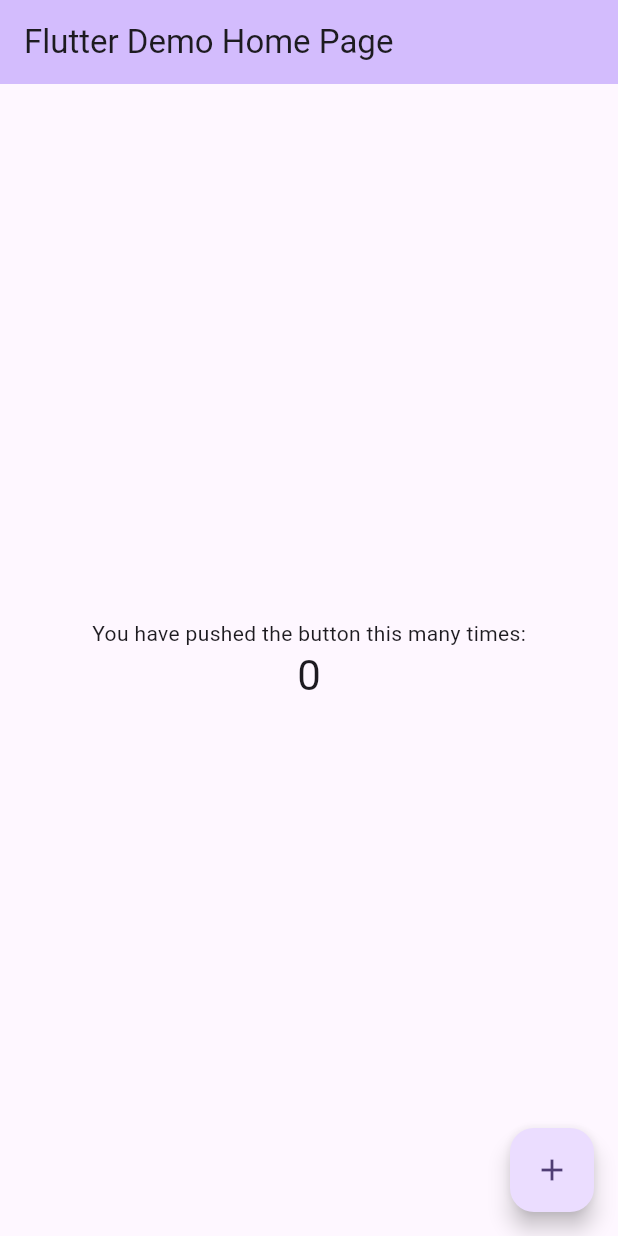
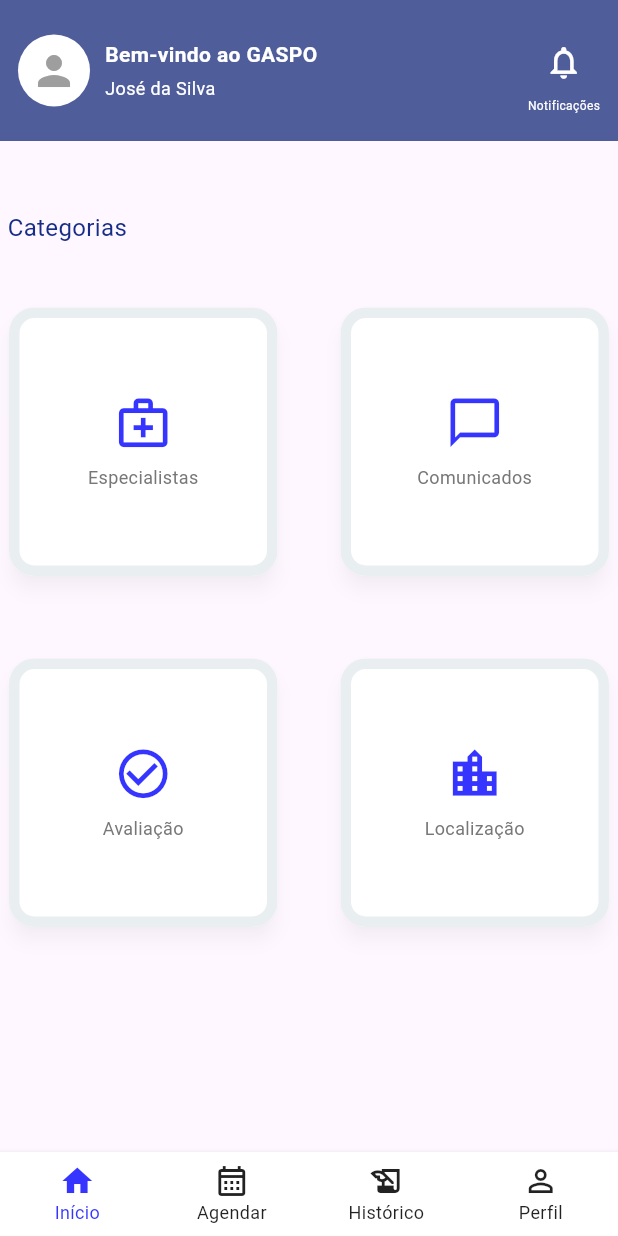
Before and after one commit to deyvsonrodrigues-tech/gaspo-front, a Flutter app: the screen it shows after launch, on a phone screen of 412 x 824 dp. Run offline on Flutter 3.47's test engine with Material 3 defaults, Android fonts, the phone set to English and light mode, and no system bars.

Commit message:
Feat: Refactor main app structure and implement DashboardScreen

```diff
--- /dev/null
+++ b/lib/dashboard.dart
@@ -0,0 +1,312 @@
+
+import 'package:flutter/material.dart';
+
+void main() {
+  runApp(const GaspoApp());
+}
+
+const Color corPrincipal = Color(0xFF505D9B);
+const Color corFundo = Color(0xFFF8F7FC);
+const Color corIcone = Color(0xFF3535FF);
+
+class GaspoApp extends StatelessWidget {
+  const GaspoApp({super.key});
+
+  @override
+  Widget build(BuildContext context) {
+    return MaterialApp(
+      debugShowCheckedModeBanner: false,
+      title: 'GASPO',
+      theme: ThemeData(
+        useMaterial3: true,
+        scaffoldBackgroundColor: corFundo,
+        fontFamily: 'Roboto',
+      ),
+      home: const DashboardScreen(),
+    );
+  }
+}
+
+class DashboardScreen extends StatefulWidget {
+  const DashboardScreen({super.key});
+
+  @override
+  State<DashboardScreen> createState() => _DashboardScreenState();
+}
+
+class _DashboardScreenState extends State<DashboardScreen> {
+  int _currentIndex = 0;
+
+  final List<Widget> _telas = const [
+    HomeView(),
+    Center(child: Text('Tela de Agendamentos')),
+    Center(child: Text('Tela de Histórico')),
+    Center(child: Text('Perfil do Cidadão')),
+  ];
+
+  @override
+  Widget build(BuildContext context) {
+    return Scaffold(
+      appBar: PreferredSize(
+        preferredSize: const Size.fromHeight(94),
+        child: Container(
+          color: corPrincipal,
+          child: SafeArea(
+            bottom: false,
+            child: Padding(
+              padding: const EdgeInsets.symmetric(
+                horizontal: 12,
+                vertical: 5,
+              ),
+              child: Row(
+                children: [
+                  const CircleAvatar(
+                    radius: 24,
+                    backgroundColor: Colors.white,
+                    child: Icon(
+                      Icons.person,
+                      size: 32,
+                      color: Colors.grey,
+                    ),
+                  ),
+                  const SizedBox(width: 10),
+
+                  const Expanded(
+                    child: Column(
+                      mainAxisAlignment: MainAxisAlignment.center,
+                      crossAxisAlignment: CrossAxisAlignment.start,
+                      children: [
+                        Text(
+                          'Bem-vindo ao GASPO',
+                          style: TextStyle(
+                            color: Colors.white,
+                            fontSize: 14,
+                            fontWeight: FontWeight.bold,
+                          ),
+                        ),
+                        SizedBox(height: 4),
+                        Text(
+                          'José da Silva',
+                          style: TextStyle(
+                            color: Colors.white,
+                            fontSize: 12,
+                          ),
+                        ),
+                      ],
+                    ),
+                  ),
+
+                  Column(
+                    mainAxisAlignment: MainAxisAlignment.center,
+                    children: [
+                      IconButton(
+                        onPressed: () {
+                          ScaffoldMessenger.of(context).showSnackBar(
+                            const SnackBar(
+                              content: Text('Notificações'),
+                            ),
+                          );
+                        },
+                        icon: const Icon(
+                          Icons.notifications_none,
+                          color: Colors.white,
+                          size: 26,
+                        ),
+                      ),
+                      const Text(
+                        'Notificações',
+                        style: TextStyle(
+                          color: Colors.white,
+                          fontSize: 8,
+                        ),
+                      ),
+                    ],
+                  ),
+                ],
+              ),
+            ),
+          ),
+        ),
+      ),
+
+      body: _telas[_currentIndex],
+
+      bottomNavigationBar: BottomNavigationBar(
+        currentIndex: _currentIndex,
+        onTap: (index) {
+          setState(() {
+            _currentIndex = index;
+          });
+        },
+        type: BottomNavigationBarType.fixed,
+        backgroundColor: Colors.white,
+        selectedItemColor: corIcone,
+        unselectedItemColor: Colors.black87,
+        selectedFontSize: 12,
+        unselectedFontSize: 12,
+        elevation: 3,
+        items: const [
+          BottomNavigationBarItem(
+            icon: Icon(Icons.home_outlined),
+            activeIcon: Icon(Icons.home),
+            label: 'Início',
+          ),
+          BottomNavigationBarItem(
+            icon: Icon(Icons.calendar_month_outlined),
+            label: 'Agendar',
+          ),
+          BottomNavigationBarItem(
+            icon: Icon(Icons.history_edu_outlined),
+            label: 'Histórico',
+          ),
+          BottomNavigationBarItem(
+            icon: Icon(Icons.person_outline),
+            label: 'Perfil',
+          ),
+        ],
+      ),
+    );
+  }
+}
+
+class HomeView extends StatelessWidget {
+  const HomeView({super.key});
+
+  @override
+  Widget build(BuildContext context) {
+    return SafeArea(
+      child: Padding(
+        padding: const EdgeInsets.fromLTRB(5, 46, 5, 12),
+        child: Column(
+          crossAxisAlignment: CrossAxisAlignment.start,
+          children: [
+            const Padding(
+              padding: EdgeInsets.symmetric(horizontal: 0),
+              child: Text(
+                'Categorias',
+                style: TextStyle(
+                  color: Color(0xFF152D87),
+                  fontSize: 16,
+                  fontWeight: FontWeight.w400,
+                ),
+              ),
+            ),
+
+            const SizedBox(height: 42),
+
+
+Expanded(
+  child: LayoutBuilder(
+    builder: (context, constraints) {
+      final larguraTela = MediaQuery.of(context).size.width;
+      final isWeb = larguraTela >= 800;
+
+      final cartoes = [
+        _buildActionCard(
+          icon: Icons.medical_services_outlined,
+          title: 'Especialistas',
+          onTap: () {},
+        ),
+        _buildActionCard(
+          icon: Icons.chat_bubble_outline,
+          title: 'Comunicados',
+          onTap: () {},
+        ),
+        _buildActionCard(
+          icon: Icons.check_circle_outline,
+          title: 'Avaliação',
+          onTap: () {},
+        ),
+        _buildActionCard(
+          icon: Icons.location_city_outlined,
+          title: 'Localização',
+          onTap: () {},
+        ),
+      ];
+
+      if (isWeb) {
+        return Align(
+          alignment: Alignment.topCenter,
+          child: Padding(
+            padding: const EdgeInsets.symmetric(horizontal: 20),
+            child: Row(
+              crossAxisAlignment: CrossAxisAlignment.start,
+              children: cartoes.map((cartao) {
+                return Expanded(
+                  child: Padding(
+                    padding: const EdgeInsets.symmetric(horizontal: 10),
+                    child: SizedBox(
+                      height: 180,
+                      child: cartao,
+                    ),
+                  ),
+                );
+              }).toList(),
+            ),
+          ),
+        );
+      }
+
+      return GridView.count(
+        crossAxisCount: 2,
+        crossAxisSpacing: 42,
+        mainAxisSpacing: 55,
+        childAspectRatio: 1.0,
+        padding: const EdgeInsets.symmetric(horizontal: 1),
+        children: cartoes,
+      );
+    },
+  ),
+),
+          ],
+        ),
+      ),
+    );
+  }
+
+  Widget _buildActionCard({
+    required IconData icon,
+    required String title,
+    required VoidCallback onTap,
+  }) {
+    return Material(
+      color: Colors.white,
+      elevation: 5,
+      shadowColor: const Color(0x33000000),
+      borderRadius: BorderRadius.circular(17),
+      child: InkWell(
+        onTap: onTap,
+        borderRadius: BorderRadius.circular(17),
+        child: Container(
+          decoration: BoxDecoration(
+            border: Border.all(
+              color: const Color(0xFFE9EFF1),
+              width: 7,
+            ),
+            borderRadius: BorderRadius.circular(17),
+          ),
+          child: Column(
+            mainAxisAlignment: MainAxisAlignment.center,
+            children: [
+              Icon(
+                icon,
+                size: 39,
+                color: corIcone,
+              ),
+              const SizedBox(height: 8),
+              Text(
+                title,
+                textAlign: TextAlign.center,
+                style: const TextStyle(
+                  color: Color(0xFF777777),
+                  fontSize: 12,
+                  fontWeight: FontWeight.w400,
+                ),
+              ),
+            ],
+          ),
+        ),
+      ),
+    );
+  }
+}
--- a/lib/main.dart
+++ b/lib/main.dart
@@ -1,122 +1,24 @@
 import 'package:flutter/material.dart';
 
+import 'dashboard.dart';
+
 void main() {
-  runApp(const MyApp());
+  runApp(const GaspoApp());
 }
 
-class MyApp extends StatelessWidget {
-  const MyApp({super.key});
+class GaspoApp extends StatelessWidget {
+  const GaspoApp({super.key});
 
-  // This widget is the root of your application.
   @override
   Widget build(BuildContext context) {
     return MaterialApp(
-      title: 'Flutter Demo',
+      title: 'GASPO',
+      debugShowCheckedModeBanner: false,
       theme: ThemeData(
-        // This is the theme of your application.
-        //
-        // TRY THIS: Try running your application with "flutter run". You'll see
-        // the application has a purple toolbar. Then, without quitting the app,
-        // try changing the seedColor in the colorScheme below to Colors.green
-        // and then invoke "hot reload" (save your changes or press the "hot
-        // reload" button in a Flutter-supported IDE, or press "r" if you used
-        // the command line to start the app).
-        //
-        // Notice that the counter didn't reset back to zero; the application
-        // state is not lost during the reload. To reset the state, use hot
-        // restart instead.
-        //
-        // This works for code too, not just values: Most code changes can be
-        // tested with just a hot reload.
-        colorScheme: .fromSeed(seedColor: Colors.deepPurple),
+        primaryColor: const Color(0xFF22703E), // Verde institucional configurado
       ),
-      home: const MyHomePage(title: 'Flutter Demo Home Page'),
+      // O MaterialApp precisa chamar a DashboardScreen como "home"
+      home: const DashboardScreen(),
     );
   }
 }
-
-class MyHomePage extends StatefulWidget {
-  const MyHomePage({super.key, required this.title});
-
-  // This widget is the home page of your application. It is stateful, meaning
-  // that it has a State object (defined below) that contains fields that affect
-  // how it looks.
-
-  // This class is the configuration for the state. It holds the values (in this
-  // case the title) provided by the parent (in this case the App widget) and
-  // used by the build method of the State. Fields in a Widget subclass are
-  // always marked "final".
-
-  final String title;
-
-  @override
-  State<MyHomePage> createState() => _MyHomePageState();
-}
-
-class _MyHomePageState extends State<MyHomePage> {
-  int _counter = 0;
-
-  void _incrementCounter() {
-    setState(() {
-      // This call to setState tells the Flutter framework that something has
-      // changed in this State, which causes it to rerun the build method below
-      // so that the display can reflect the updated values. If we changed
-      // _counter without calling setState(), then the build method would not be
-      // called again, and so nothing would appear to happen.
-      _counter++;
-    });
-  }
-
-  @override
-  Widget build(BuildContext context) {
-    // This method is rerun every time setState is called, for instance as done
-    // by the _incrementCounter method above.
-    //
-    // The Flutter framework has been optimized to make rerunning build methods
-    // fast, so that you can just rebuild anything that needs updating rather
-    // than having to individually change instances of widgets.
-    return Scaffold(
-      appBar: AppBar(
-        // TRY THIS: Try changing the color here to a specific color (to
-        // Colors.amber, perhaps?) and trigger a hot reload to see the AppBar
-        // change color while the other colors stay the same.
-        backgroundColor: Theme.of(context).colorScheme.inversePrimary,
-        // Here we take the value from the MyHomePage object that was created by
-        // the App.build method, and use it to set our appbar title.
-        title: Text(widget.title),
-      ),
-      body: Center(
-        // Center is a layout widget. It takes a single child and positions it
-        // in the middle of the parent.
-        child: Column(
-          // Column is also a layout widget. It takes a list of children and
-          // arranges them vertically. By default, it sizes itself to fit its
-          // children horizontally, and tries to be as tall as its parent.
-          //
-          // Column has various properties to control how it sizes itself and
-          // how it positions its children. Here we use mainAxisAlignment to
-          // center the children vertically; the main axis here is the vertical
-          // axis because Columns are vertical (the cross axis would be
-          // horizontal).
-          //
-          // TRY THIS: Invoke "debug painting" (choose the "Toggle Debug Paint"
-          // action in the IDE, or press "p" in the console), to see the
-          // wireframe for each widget.
-          mainAxisAlignment: .center,
-          children: [
-            const Text('You have pushed the button this many times:'),
-            Text(
-              '$_counter',
-              style: Theme.of(context).textTheme.headlineMedium,
-            ),
-          ],
-        ),
-      ),
-      floatingActionButton: FloatingActionButton(
-        onPressed: _incrementCounter,
-        tooltip: 'Increment',
-        child: const Icon(Icons.add),
-      ),
-    );
-  }
-}
```
